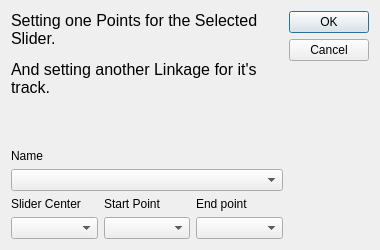
KmolYuan/Pyslvs-UI, file core/simulate/edit_slider.ui: the form before one commit.
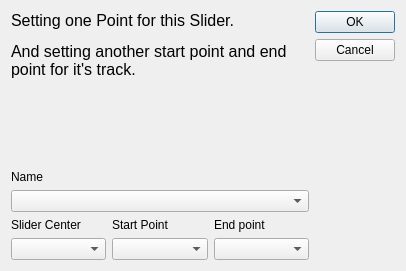
The form after the commit. Icons and pictures are not drawn.

Patch:
```diff
--- a/core/simulate/edit_slider.ui
+++ b/core/simulate/edit_slider.ui
@@ -6,8 +6,8 @@
    <rect>
     <x>0</x>
     <y>0</y>
-    <width>380</width>
-    <height>250</height>
+    <width>406</width>
+    <height>271</height>
    </rect>
   </property>
   <property name="sizePolicy">
@@ -18,14 +18,14 @@
   </property>
   <property name="minimumSize">
    <size>
-    <width>380</width>
-    <height>250</height>
+    <width>406</width>
+    <height>271</height>
    </size>
   </property>
   <property name="maximumSize">
    <size>
-    <width>380</width>
-    <height>250</height>
+    <width>406</width>
+    <height>271</height>
    </size>
   </property>
   <property name="windowTitle">
@@ -47,7 +47,7 @@
      <item>
       <widget class="QLabel" name="label_3">
        <property name="text">
-        <string>&lt;html&gt;&lt;head/&gt;&lt;body&gt;&lt;p&gt;&lt;span style=&quot; font-size:12pt;&quot;&gt;Setting one Points for the Selected Slider.&lt;/span&gt;&lt;/p&gt;&lt;p&gt;&lt;span style=&quot; font-size:12pt;&quot;&gt;And setting another Linkage for it's track.&lt;/span&gt;&lt;/p&gt;&lt;/body&gt;&lt;/html&gt;</string>
+        <string>&lt;html&gt;&lt;head/&gt;&lt;body&gt;&lt;p&gt;&lt;span style=&quot; font-size:12pt;&quot;&gt;Setting one Point for this Slider.&lt;/span&gt;&lt;/p&gt;&lt;p&gt;&lt;span style=&quot; font-size:12pt;&quot;&gt;And setting another start point and end point for it's track.&lt;/span&gt;&lt;/p&gt;&lt;/body&gt;&lt;/html&gt;</string>
        </property>
        <property name="textFormat">
         <enum>Qt::RichText</enum>
@@ -87,7 +87,14 @@
       </widget>
      </item>
      <item>
-      <widget class="QComboBox" name="Slider"/>
+      <widget class="QComboBox" name="Slider">
+       <property name="sizePolicy">
+        <sizepolicy hsizetype="Expanding" vsizetype="Fixed">
+         <horstretch>0</horstretch>
+         <verstretch>0</verstretch>
+        </sizepolicy>
+       </property>
+      </widget>
      </item>
      <item>
       <layout class="QGridLayout" name="gridLayout">
@@ -146,7 +153,15 @@
     </layout>
    </item>
    <item>
+    <layout class="QVBoxLayout" name="verticalLayout_2">
+     <item>
     <widget class="QDialogButtonBox" name="buttonBox">
+       <property name="sizePolicy">
+        <sizepolicy hsizetype="Fixed" vsizetype="Fixed">
+         <horstretch>0</horstretch>
+         <verstretch>0</verstretch>
+        </sizepolicy>
+       </property>
      <property name="orientation">
       <enum>Qt::Vertical</enum>
      </property>
@@ -154,6 +169,21 @@
       <set>QDialogButtonBox::Cancel|QDialogButtonBox::Ok</set>
      </property>
     </widget>
+     </item>
+     <item>
+      <spacer name="verticalSpacer_2">
+       <property name="orientation">
+        <enum>Qt::Vertical</enum>
+       </property>
+       <property name="sizeHint" stdset="0">
+        <size>
+         <width>20</width>
+         <height>40</height>
+        </size>
+       </property>
+      </spacer>
+     </item>
+    </layout>
    </item>
   </layout>
  </widget>
```
Lines whose indentation alone changed are shown as unchanged.
